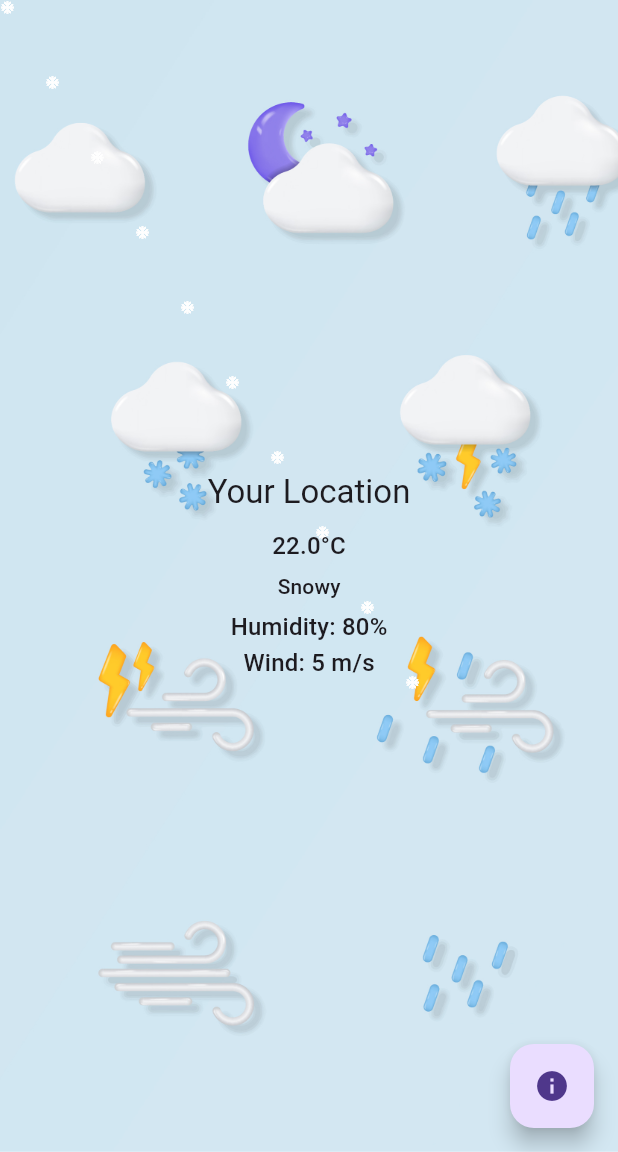
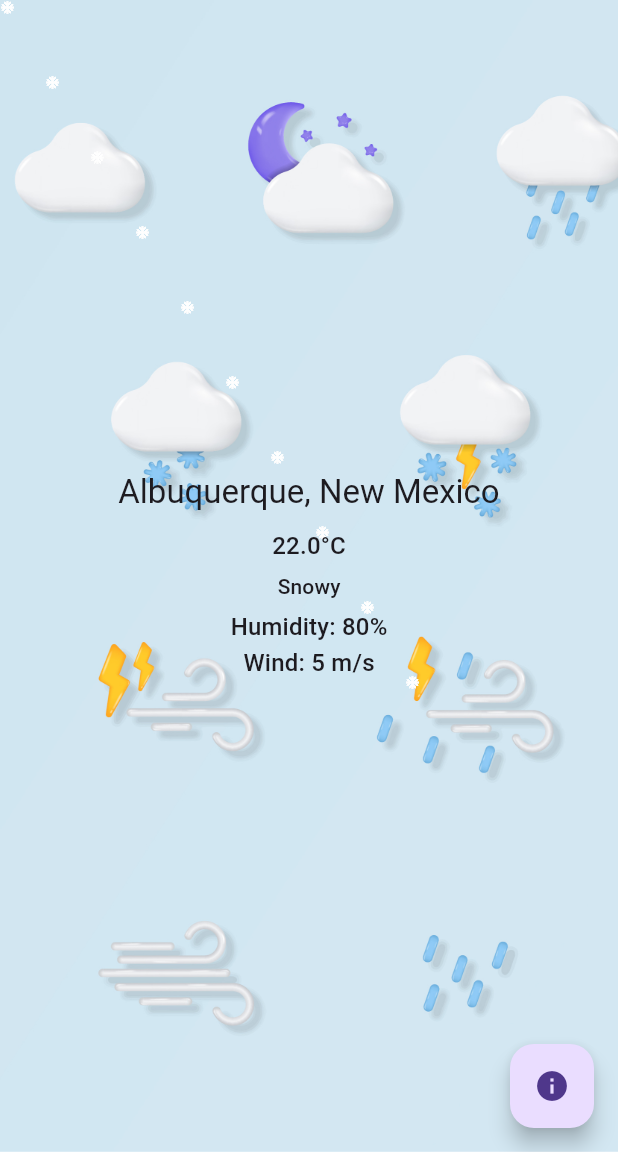
Before and after one commit to monahidalgo/Sky-Tracker, a Flutter app: the screen it shows after launch, on a phone screen of 412 x 824 dp, the part 84-1236 px from its top. Run offline on Flutter 3.47's test engine with Material 3 defaults, Android fonts, the phone set to English and light mode, and no system bars; our stand-ins replace lottie, shared_preferences; missing offline and left inert: flutter_weather_bg_null_safety.

```diff
--- a/lib/screens/home_screen.dart
+++ b/lib/screens/home_screen.dart
@@ -34,7 +34,7 @@ class HomeScreen extends StatelessWidget {
           const Center(
             child: WeatherWidget(
               weatherData: {
-                'name': 'Your Location',
+                'name': 'Albuquerque, New Mexico',
                 'main': {'temp': 22, 'humidity': 80},
                 'weather': [{'description': 'Snowy'}],
                 'wind': {'speed': 5},
```
